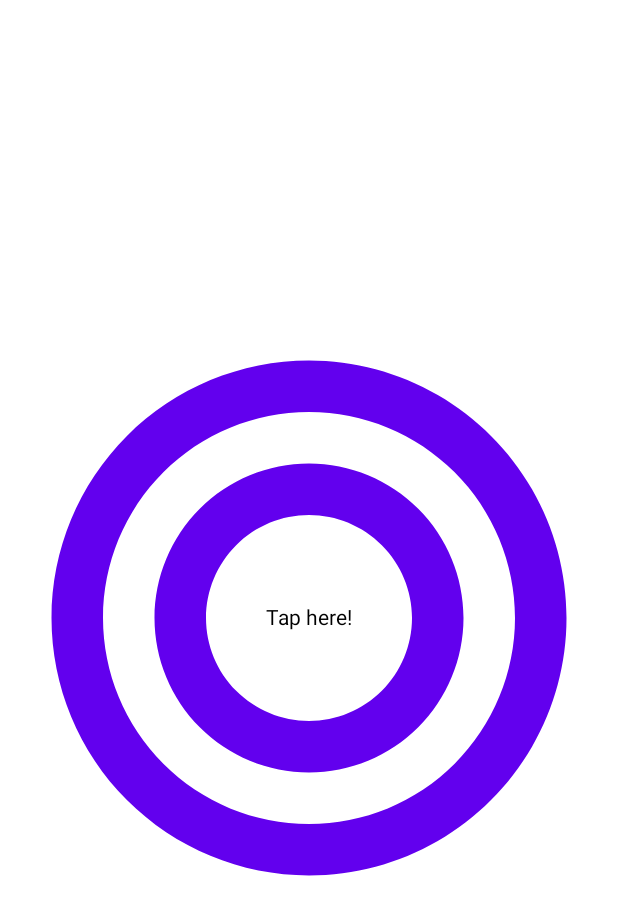
After one commit to DevPicon/clap-app-demo, an Android app built with Jetpack Compose: the composable MainScreen shown on its own in the app's theme, on a phone screen of 412 x 824 dp. The commit adds this screen. Shown: the top 915 px of the screen. Run offline under Robolectric (Android 15) with nearby library versions, the phone set to English and light mode, and no system bars.

Commit message:
Migrate the current XML layout file to Compose

```diff
--- a/app/build.gradle
+++ b/app/build.gradle
@@ -54,6 +54,7 @@ dependencies {
     implementation libs.kotlinx.coroutines.core
     implementation libs.jetbrains.kotlinx.coroutines.android
 
+    implementation(libs.compose.activity)
     implementation(platform(libs.compose.bom))
     implementation(libs.foundation.android)
     implementation(libs.compose.ui)
--- /dev/null
+++ b/app/src/main/java/pe/devpicon/android/clapapp/ui/compose/MainScreen.kt
@@ -0,0 +1,60 @@
+package pe.devpicon.android.clapapp.ui.compose
+
+import androidx.compose.foundation.Image
+import androidx.compose.foundation.background
+import androidx.compose.foundation.layout.*
+import androidx.compose.material3.IconButton
+import androidx.compose.material3.Text
+import androidx.compose.runtime.Composable
+import androidx.compose.ui.Alignment
+import androidx.compose.ui.Modifier
+import androidx.compose.ui.graphics.Color
+import androidx.compose.ui.graphics.ColorFilter
+import androidx.compose.ui.layout.ContentScale
+import androidx.compose.ui.res.colorResource
+import androidx.compose.ui.res.painterResource
+import androidx.compose.ui.res.stringResource
+import androidx.compose.ui.tooling.preview.Preview
+import pe.devpicon.android.clapapp.R // Import for your project's resources
+
+@Composable
+fun MainScreen(onLaunchClick: () -> Unit, modifier: Modifier = Modifier) {
+    Box(
+        modifier = modifier
+            .fillMaxSize()
+            .background(Color.White),
+        contentAlignment = Alignment.Center
+    ) {
+        IconButton(
+            onClick = onLaunchClick,
+            modifier = Modifier
+                .fillMaxSize()
+                .aspectRatio(1f)
+        ) {
+            Image(
+                painter = painterResource(id = R.drawable.ic_circle_double),
+                contentDescription = stringResource(id = R.string.tap_here),
+                modifier = Modifier.fillMaxSize(),
+                contentScale = ContentScale.Fit,
+                colorFilter = ColorFilter.tint(
+                    colorResource(id = R.color.button_main)
+                )
+            )
+        }
+        Text(
+            text = stringResource(id = R.string.tap_here),
+            color = Color.Black
+        )
+    }
+}
+
+@Preview(showBackground = true)
+@Composable
+fun DefaultMainScreenPreview() { // Renamed preview to avoid conflict if MainActivity also has one
+    // Assuming you might have a theme like ClapAppDemoTheme in this package or a parent one.
+    // If your theme is in pe.devpicon.android.clapapp.ui.theme.YourThemeName:
+    // import pe.devpicon.android.clapapp.ui.theme.ClapAppDemoTheme
+    // ClapAppDemoTheme {
+    MainScreen(onLaunchClick = {})
+    // }
+}
--- a/gradle/libs.versions.toml
+++ b/gradle/libs.versions.toml
@@ -10,9 +10,11 @@ kotlinxCoroutinesAndroid = "1.7.1"
 kotlinxCoroutinesCore = "1.7.1"
 foundationAndroid = "1.6.4"
 uiTooling = "1.6.4"
+activityCompose = "1.8.2"
 
 [libraries]
 appcompat = { module = "androidx.appcompat:appcompat", version.ref = "appcompat" }
+compose-activity = { module = "androidx.activity:activity-compose", version.ref = "activityCompose" }
 compose-bom = { module = "androidx.compose:compose-bom", version.ref = "composeBom" }
 constraintlayout = { module = "androidx.constraintlayout:constraintlayout", version.ref = "constraintlayout" }
 core-ktx = { module = "androidx.core:core-ktx", version.ref = "coreKtx" }
```
Also changed, not shown: app/src/main/java/pe/devpicon/android/clapapp/MainActivity.kt (+21 -11 lines).
